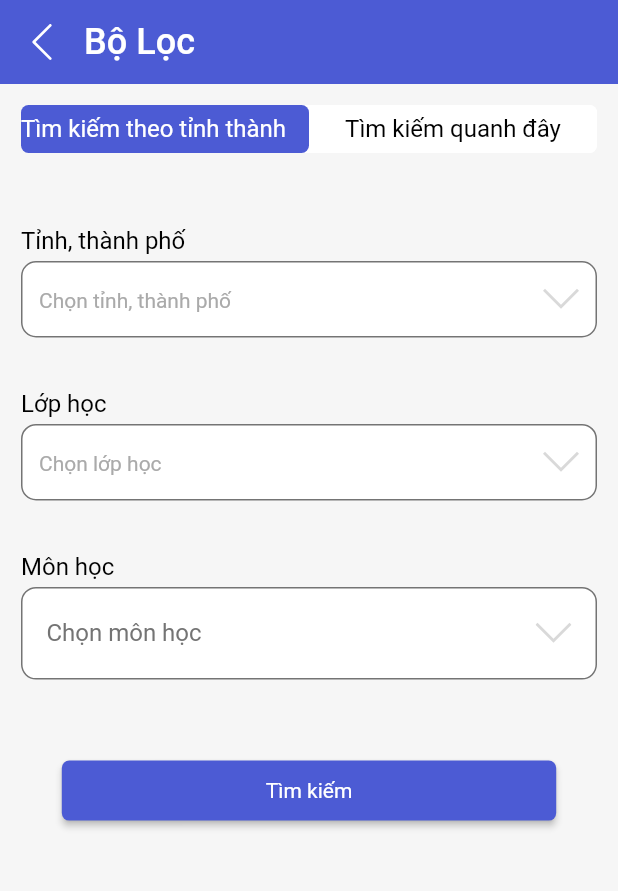
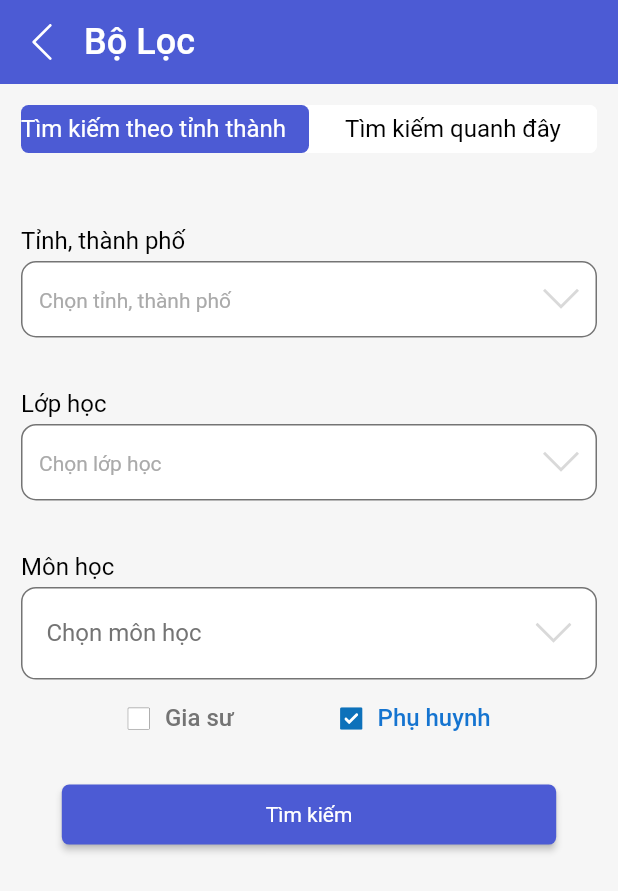
Before and after one commit to trannam0612/giasu.vn, a Flutter app: the SearchScreen screen opened directly, on a phone screen of 412 x 824 dp. Shown: the top 891 px of the screen. Run offline on Flutter 3.47's test engine with Material 2 defaults, Android fonts, the light colour scheme and no system bars; our stand-ins replace cached_network_image, connectivity, dio, flutter_rating_bar, flutter_slidable, flutter_svg and 6 more; missing offline and left inert: sp_util; network calls fail.

Commit message:
tìm kiếm

```diff
--- a/lib/screen/home/home_after/home_after_teacher/home_after_teacher_controller.dart
+++ b/lib/screen/home/home_after/home_after_teacher/home_after_teacher_controller.dart
@@ -62,7 +62,6 @@ class HomeAfterTeacherController extends GetxController {
       // Get.to(HomeAfterTeacherScreen());
     } else {
       Get.back();
-      Utils.showToast('Danh sách trống!');
     }
     update();
   }
--- a/lib/screen/post/update_post/update_post_controller.dart
+++ b/lib/screen/post/update_post/update_post_controller.dart
@@ -189,7 +189,7 @@ class UpdatePostController extends GetxController {
       idTopicSubject = int.parse(listTopic[0].idSubject);
       Utils.showToast(resultListTopic.data.message);
     } else {
-      Utils.showToast(resultListTopic.error.message);
+      // Utils.showToast(resultListTopic.error.message);
     }
     update();
   }
@@ -468,7 +468,7 @@ class UpdatePostController extends GetxController {
       listDistrict = resultListDistrict.data.listCity;
       Utils.showToast(resultListDistrict.data.message);
     } else {
-      Utils.showToast(resultListDistrict.error.message);
+      // Utils.showToast(resultListDistrict.error.message);
     }
     update();
   }
--- a/lib/search/search_screen.dart
+++ b/lib/search/search_screen.dart
@@ -3,6 +3,7 @@ import 'dart:async';
 import 'package:flutter/material.dart';
 import 'package:flutter_svg/svg.dart';
 import 'package:get/get.dart';
+import 'package:giasu_vn/common/constants.dart';
 import 'package:giasu_vn/common/images.dart';
 import 'package:giasu_vn/common/theme/app_colors.dart';
 import 'package:giasu_vn/common/theme/app_dimens.dart';
@@ -15,6 +16,7 @@ import 'package:giasu_vn/widgets/custom_search_textfield.dart';
 import 'package:giasu_vn/widgets/custom_textfield.dart';
 import 'package:giasu_vn/widgets/drop_down_select.dart';
 import 'package:google_maps_flutter/google_maps_flutter.dart';
+import 'package:sp_util/sp_util.dart';
 
 class SearchScreen extends StatefulWidget {
   const SearchScreen({Key key}) : super(key: key);
@@ -166,6 +168,49 @@ class _SearchScreenState extends State<SearchScreen> {
                           ),
                           SizedBox(
                             height: AppDimens.space18,
+                          ),
+                          Row(
+                            mainAxisAlignment: MainAxisAlignment.spaceEvenly,
+                            children: [
+                              InkWell(
+                                onTap: () {
+                                  controller.changeStatusUser();
+                                  SpUtil.putString(ConstString.USER_TYPE, '1');
+                                },
+                                child: Row(
+                                  children: [
+                                    SvgPicture.asset(controller.statusUser ? Images.ic_check_blue : Images.ic_check),
+                                    SizedBox(
+                                      width: 10,
+                                    ),
+                                    Text(
+                                      'Gia sư',
+                                      style: AppTextStyles.regularW500(context,
+                                          size: AppDimens.textSize16, color: controller.statusUser ? AppColors.primary1574D0 : AppColors.grey747474),
+                                    )
+                                  ],
+                                ),
+                              ),
+                              InkWell(
+                                onTap: () {
+                                  controller.changeStatusUser();
+                                  SpUtil.putString(ConstString.USER_TYPE, '2');
+                                },
+                                child: Row(
+                                  children: [
+                                    SvgPicture.asset(!controller.statusUser ? Images.ic_check_blue : Images.ic_check),
+                                    SizedBox(
+                                      width: 10,
+                                    ),
+                                    Text(
+                                      'Phụ huynh',
+                                      style: AppTextStyles.regularW500(context,
+                                          size: AppDimens.textSize16, color: !controller.statusUser ? AppColors.primary1574D0 : AppColors.grey747474),
+                                    )
+                                  ],
+                                ),
+                              ),
+                            ],
                           ),
                           SizedBox(
                             height: AppDimens.space36,
```
Also changed, not shown: lib/screen/authen/welcome/welcome_screen.dart (+8 -2 lines), lib/screen/home/information/information_teacher/information_teacher_controller.dart (+13 -3 lines), lib/screen/home/information/information_teacher/information_teacher_screen.dart (+23 -14 lines), lib/screen/information/information_teacher/update_info_teacher_controller.dart (+4 -4 lines), lib/search/list_result_search_screen.dart (+17 -6 lines), lib/search/search_controller.dart (+15 -2 lines), assets/images/ic_check.svg (added), assets/images/ic_check_blue.svg (added).
